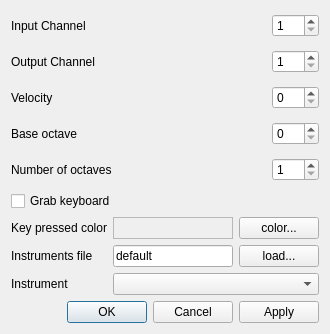
First picture: the form in trunk/src/preferences.ui, repository svn2github/vmpk, before the edit.
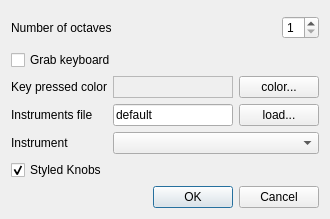
Second picture: the form after the edit.

Commit message: * overhauled preferences. - Removed: in/out channels, velocity, base octave - Added: styled knobs

What changed in the file:
```diff
--- a/trunk/src/preferences.ui
+++ b/trunk/src/preferences.ui
@@ -6,115 +6,14 @@
     <x>0</x>
     <y>0</y>
     <width>329</width>
-    <height>334</height>
+    <height>219</height>
    </rect>
   </property>
   <property name="windowTitle" >
    <string>Preferences</string>
   </property>
-  <layout class="QGridLayout" >
+  <layout class="QGridLayout" name="gridLayout" >
    <item row="0" column="0" colspan="3" >
-    <widget class="QLabel" name="lblInChan" >
-     <property name="sizePolicy" >
-      <sizepolicy vsizetype="Expanding" hsizetype="Expanding" >
-       <horstretch>0</horstretch>
-       <verstretch>0</verstretch>
-      </sizepolicy>
-     </property>
-     <property name="text" >
-      <string>Input Channel</string>
-     </property>
-     <property name="buddy" >
-      <cstring>spinInChan</cstring>
-     </property>
-    </widget>
-   </item>
-   <item row="0" column="3" >
-    <widget class="QSpinBox" name="spinInChan" >
-     <property name="minimum" >
-      <number>1</number>
-     </property>
-     <property name="maximum" >
-      <number>16</number>
-     </property>
-    </widget>
-   </item>
-   <item row="1" column="0" colspan="3" >
-    <widget class="QLabel" name="lblOutChan" >
-     <property name="sizePolicy" >
-      <sizepolicy vsizetype="Expanding" hsizetype="Expanding" >
-       <horstretch>0</horstretch>
-       <verstretch>0</verstretch>
-      </sizepolicy>
-     </property>
-     <property name="text" >
-      <string>Output Channel</string>
-     </property>
-     <property name="buddy" >
-      <cstring>spinOutChan</cstring>
-     </property>
-    </widget>
-   </item>
-   <item row="1" column="3" >
-    <widget class="QSpinBox" name="spinOutChan" >
-     <property name="minimum" >
-      <number>1</number>
-     </property>
-     <property name="maximum" >
-      <number>16</number>
-     </property>
-    </widget>
-   </item>
-   <item row="2" column="0" colspan="3" >
-    <widget class="QLabel" name="lblVelocity" >
-     <property name="sizePolicy" >
-      <sizepolicy vsizetype="Expanding" hsizetype="Expanding" >
-       <horstretch>0</horstretch>
-       <verstretch>0</verstretch>
-      </sizepolicy>
-     </property>
-     <property name="text" >
-      <string>Velocity</string>
-     </property>
-     <property name="buddy" >
-      <cstring>spinVelocity</cstring>
-     </property>
-    </widget>
-   </item>
-   <item row="2" column="3" >
-    <widget class="QSpinBox" name="spinVelocity" >
-     <property name="maximum" >
-      <number>127</number>
-     </property>
-    </widget>
-   </item>
-   <item row="3" column="0" colspan="3" >
-    <widget class="QLabel" name="lblBaseOctave" >
-     <property name="sizePolicy" >
-      <sizepolicy vsizetype="Expanding" hsizetype="Expanding" >
-       <horstretch>0</horstretch>
-       <verstretch>0</verstretch>
-      </sizepolicy>
-     </property>
-     <property name="text" >
-      <string>Base octave</string>
-     </property>
-     <property name="buddy" >
-      <cstring>spinBaseOctave</cstring>
-     </property>
-    </widget>
-   </item>
-   <item row="3" column="3" >
-    <widget class="QSpinBox" name="spinBaseOctave" >
-     <property name="minimum" >
-      <number>0</number>
-     </property>
-     <property name="maximum" >
-      <number>9</number>
-     </property>
-    </widget>
-   </item>
-   <item row="4" column="0" colspan="3" >
     <widget class="QLabel" name="lblNumOctaves" >
      <property name="sizePolicy" >
       <sizepolicy vsizetype="Expanding" hsizetype="Expanding" >
@@ -130,7 +29,7 @@
      </property>
     </widget>
    </item>
-   <item row="4" column="3" >
+   <item row="0" column="3" >
     <widget class="QSpinBox" name="spinNumOctaves" >
      <property name="minimum" >
       <number>1</number>
@@ -140,21 +39,21 @@
      </property>
     </widget>
    </item>
-   <item row="5" column="0" colspan="4" >
+   <item row="1" column="0" colspan="4" >
     <widget class="QCheckBox" name="chkGrabKb" >
      <property name="text" >
       <string>Grab keyboard</string>
      </property>
     </widget>
    </item>
-   <item row="6" column="0" >
+   <item row="2" column="0" >
     <widget class="QLabel" name="lblKeyPressColor" >
      <property name="text" >
       <string>Key pressed color</string>
      </property>
     </widget>
    </item>
-   <item row="6" column="1" >
+   <item row="2" column="1" >
     <widget class="QLabel" name="lblColorName" >
      <property name="frameShape" >
       <enum>QFrame::StyledPanel</enum>
@@ -164,21 +63,21 @@
      </property>
     </widget>
    </item>
-   <item row="6" column="2" colspan="2" >
+   <item row="2" column="2" colspan="2" >
     <widget class="QPushButton" name="btnColor" >
      <property name="text" >
       <string>color...</string>
      </property>
     </widget>
    </item>
-   <item row="7" column="0" >
+   <item row="3" column="0" >
     <widget class="QLabel" name="lblFileInstrument" >
      <property name="text" >
       <string>Instruments file</string>
      </property>
     </widget>
    </item>
-   <item row="7" column="1" >
+   <item row="3" column="1" >
     <widget class="QLineEdit" name="txtFileInstrument" >
      <property name="minimumSize" >
       <size>
@@ -194,21 +93,21 @@
      </property>
     </widget>
    </item>
-   <item row="7" column="2" colspan="2" >
+   <item row="3" column="2" colspan="2" >
     <widget class="QPushButton" name="btnInstrument" >
      <property name="text" >
       <string>load...</string>
      </property>
     </widget>
    </item>
-   <item row="8" column="0" >
+   <item row="4" column="0" >
     <widget class="QLabel" name="lblInstrument" >
      <property name="text" >
       <string>Instrument</string>
      </property>
     </widget>
    </item>
-   <item row="8" column="1" colspan="3" >
+   <item row="4" column="1" colspan="3" >
     <widget class="QComboBox" name="cboInstrument" >
      <property name="minimumSize" >
       <size>
@@ -218,10 +117,20 @@
      </property>
     </widget>
    </item>
-   <item row="9" column="0" colspan="4" >
+   <item row="5" column="0" colspan="4" >
+    <widget class="QCheckBox" name="chkStyledKnobs" >
+     <property name="text" >
+      <string>Styled Knobs</string>
+     </property>
+     <property name="checked" >
+      <bool>true</bool>
+     </property>
+    </widget>
+   </item>
+   <item row="6" column="0" colspan="4" >
     <widget class="QDialogButtonBox" name="buttonBox" >
      <property name="standardButtons" >
-      <set>QDialogButtonBox::Apply|QDialogButtonBox::Cancel|QDialogButtonBox::NoButton|QDialogButtonBox::Ok</set>
+      <set>QDialogButtonBox::Cancel|QDialogButtonBox::Ok</set>
      </property>
     </widget>
    </item>
```
Left out of the diff: 4 changed lines with no effect on the pictures. The commit also changes 5 other files.
